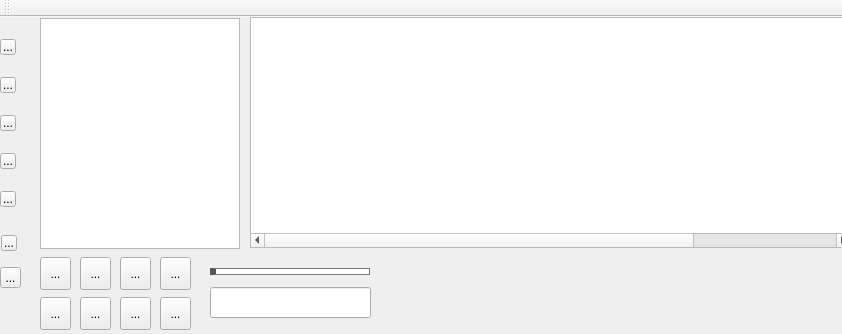
Old version of the form mainwindow.ui in the repository milohr/babe-qt.
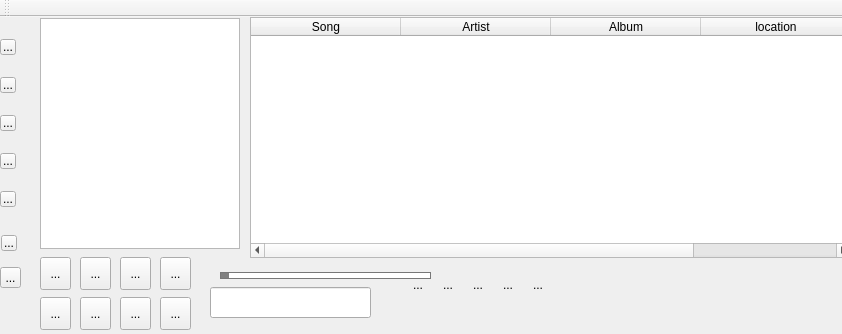
New version of the form. Icons and pictures are not drawn.

```diff
--- a/mainwindow.ui
+++ b/mainwindow.ui
@@ -14,30 +14,7 @@
    <string>MainWindow</string>
   </property>
   <property name="styleSheet">
-   <string notr="true">QSlider::groove:horizontal {
-border: 1px solid #bbb;
-background: white;
-height: 5px;
-border-radius: 4px;
-}
-
-
-QSlider::sub-page:horizontal {
-background: qlineargradient(x1: 0, y1: 0,    x2: 0, y2: 1,
-    stop: 0 #66e, stop: 1 #bbf);
-background: qlineargradient(x1: 0, y1: 0.2, x2: 1, y2: 1,
-    stop: 0 #bbf, stop: 1 #55f);
-border: 1px solid #777;
-height: 5px;
-border-radius: 4px;
-}
-
-QSlider::add-page:horizontal {
-background: #fff;
-border: 1px solid #777;
-height: 10px;
-border-radius: 4px;
-}</string>
+   <string notr="true"/>
   </property>
   <property name="tabShape">
    <enum>QTabWidget::Triangular</enum>
@@ -82,7 +59,8 @@
      <string>...</string>
     </property>
     <property name="icon">
-     <iconset theme="draw-star"/>
+     <iconset theme="draw-star">
+      <normaloff>.</normaloff>.</iconset>
     </property>
     <property name="checkable">
      <bool>true</bool>
@@ -243,24 +221,29 @@
    <widget class="QSlider" name="seekBar">
     <property name="geometry">
      <rect>
-      <x>210</x>
-      <y>246</y>
-      <width>160</width>
+      <x>220</x>
+      <y>250</y>
+      <width>211</width>
       <height>16</height>
      </rect>
     </property>
     <property name="styleSheet">
-     <string notr="true">QSlider
+     <string notr="true">
+QSlider
 {
-padding:0;
-margin:0;
+background:transparent;
 }
-
-
+QSlider::groove:horizontal {
+border: 1px solid #bbb;
+background: white;
+height: 5px;
+border-radius: 4px;
+}
 
 QSlider::sub-page:horizontal {
 background: #575757;
-border: 1px solid #575757;
+
+border: 1px solid #777;
 height: 5px;
 border-radius: 4px;
 }
@@ -273,20 +256,33 @@
 }
 
 QSlider::handle:horizontal {
-background: #575757;
+background: gray;
 
-width: 5px;
-
+width: 8px;
 
 }
 
 QSlider::handle:horizontal:hover {
-background: pink;
-border: 1px solid #777;
-width: 5px;
-margin-top: -2px;
-margin-bottom: -2px;
+background: qlineargradient(x1:0, y1:0, x2:1, y2:1,
+    stop:0 #fff, stop:1 #ddd);
+border: 1px solid #444;
+border-radius: 4px;
+}
 
+QSlider::sub-page:horizontal:disabled {
+background: #bbb;
+border-color: #999;
+}
+
+QSlider::add-page:horizontal:disabled {
+background: #eee;
+border-color: #999;
+}
+
+QSlider::handle:horizontal:disabled {
+background: #eee;
+border: 1px solid #aaa;
+border-radius: 4px;
 }</string>
     </property>
     <property name="maximum">
@@ -339,7 +335,7 @@
       <x>250</x>
       <y>0</y>
       <width>601</width>
-      <height>231</height>
+      <height>241</height>
      </rect>
     </property>
     <property name="layoutDirection">
@@ -397,7 +393,7 @@
      <bool>true</bool>
     </property>
     <attribute name="horizontalHeaderVisible">
-     <bool>false</bool>
+     <bool>true</bool>
     </attribute>
     <attribute name="horizontalHeaderCascadingSectionResizes">
      <bool>false</bool>
@@ -552,7 +548,168 @@
      <string>...</string>
     </property>
     <property name="icon">
-     <iconset theme="search"/>
+     <iconset theme="search">
+      <normaloff>.</normaloff>.</iconset>
+    </property>
+   </widget>
+   <widget class="QToolButton" name="fav1">
+    <property name="geometry">
+     <rect>
+      <x>410</x>
+      <y>260</y>
+      <width>16</width>
+      <height>16</height>
+     </rect>
+    </property>
+    <property name="sizePolicy">
+     <sizepolicy hsizetype="Minimum" vsizetype="Minimum">
+      <horstretch>0</horstretch>
+      <verstretch>0</verstretch>
+     </sizepolicy>
+    </property>
+    <property name="maximumSize">
+     <size>
+      <width>16</width>
+      <height>16</height>
+     </size>
+    </property>
+    <property name="text">
+     <string>...</string>
+    </property>
+    <property name="icon">
+     <iconset theme="rating-unrated">
+      <normaloff>.</normaloff>.</iconset>
+    </property>
+    <property name="autoRaise">
+     <bool>true</bool>
+    </property>
+   </widget>
+   <widget class="QToolButton" name="fav2">
+    <property name="geometry">
+     <rect>
+      <x>440</x>
+      <y>260</y>
+      <width>16</width>
+      <height>16</height>
+     </rect>
+    </property>
+    <property name="sizePolicy">
+     <sizepolicy hsizetype="Minimum" vsizetype="Minimum">
+      <horstretch>0</horstretch>
+      <verstretch>0</verstretch>
+     </sizepolicy>
+    </property>
+    <property name="maximumSize">
+     <size>
+      <width>16</width>
+      <height>16</height>
+     </size>
+    </property>
+    <property name="text">
+     <string>...</string>
+    </property>
+    <property name="icon">
+     <iconset theme="rating-unrated">
+      <normaloff>.</normaloff>.</iconset>
+    </property>
+    <property name="autoRaise">
+     <bool>true</bool>
+    </property>
+   </widget>
+   <widget class="QToolButton" name="fav3">
+    <property name="geometry">
+     <rect>
+      <x>470</x>
+      <y>260</y>
+      <width>16</width>
+      <height>16</height>
+     </rect>
+    </property>
+    <property name="sizePolicy">
+     <sizepolicy hsizetype="Minimum" vsizetype="Minimum">
+      <horstretch>0</horstretch>
+      <verstretch>0</verstretch>
+     </sizepolicy>
+    </property>
+    <property name="maximumSize">
+     <size>
+      <width>16</width>
+      <height>16</height>
+     </size>
+    </property>
+    <property name="text">
+     <string>...</string>
+    </property>
+    <property name="icon">
+     <iconset theme="rating-unrated">
+      <normaloff>.</normaloff>.</iconset>
+    </property>
+    <property name="autoRaise">
+     <bool>true</bool>
+    </property>
+   </widget>
+   <widget class="QToolButton" name="fav4">
+    <property name="geometry">
+     <rect>
+      <x>500</x>
+      <y>260</y>
+      <width>16</width>
+      <height>16</height>
+     </rect>
+    </property>
+    <property name="sizePolicy">
+     <sizepolicy hsizetype="Minimum" vsizetype="Minimum">
+      <horstretch>0</horstretch>
+      <verstretch>0</verstretch>
+     </sizepolicy>
+    </property>
+    <property name="maximumSize">
+     <size>
+      <width>16</width>
+      <height>16</height>
+     </size>
+    </property>
+    <property name="text">
+     <string>...</string>
+    </property>
+    <property name="icon">
+     <iconset theme="rating-unrated">
+      <normaloff>.</normaloff>.</iconset>
+    </property>
+    <property name="autoRaise">
+     <bool>true</bool>
+    </property>
+   </widget>
+   <widget class="QToolButton" name="fav5">
+    <property name="geometry">
+     <rect>
+      <x>530</x>
+      <y>260</y>
+      <width>16</width>
+      <height>16</height>
+     </rect>
+    </property>
+    <property name="sizePolicy">
+     <sizepolicy hsizetype="Minimum" vsizetype="Minimum">
+      <horstretch>0</horstretch>
+      <verstretch>0</verstretch>
+     </sizepolicy>
+    </property>
+    <property name="maximumSize">
+     <size>
+      <width>16</width>
+      <height>16</height>
+     </size>
+    </property>
+    <property name="text">
+     <string>...</string>
+    </property>
+    <property name="icon">
+     <iconset theme="rating-unrated">
+      <normaloff>.</normaloff>.</iconset>
+    </property>
+    <property name="autoRaise">
+     <bool>true</bool>
     </property>
    </widget>
   </widget>
```
